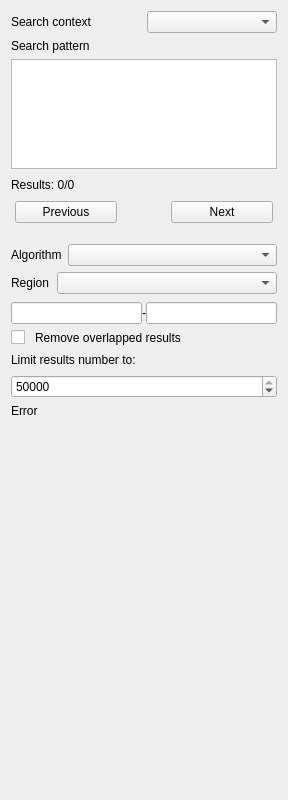
violethaze74/ugene, file src/corelibs/U2View/src/ov_msa/find_pattern/FindPatternMsaForm.ui: the form before one commit.
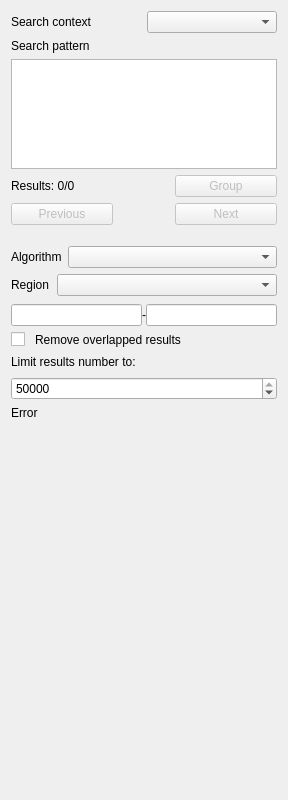
The form after the commit.

Commit message: UGENE-6808. Grouping msa editor search results

Diff of the .ui file:
```diff
--- a/src/corelibs/U2View/src/ov_msa/find_pattern/FindPatternMsaForm.ui
+++ b/src/corelibs/U2View/src/ov_msa/find_pattern/FindPatternMsaForm.ui
@@ -116,18 +116,37 @@
        </property>
       </spacer>
      </item>
+     <item>
+      <widget class="QPushButton" name="groupResultsButton">
+       <property name="enabled">
+        <bool>false</bool>
+       </property>
+       <property name="minimumSize">
+        <size>
+         <width>102</width>
+         <height>0</height>
+        </size>
+       </property>
+       <property name="toolTip">
+        <string>Group result sequences in the alignment</string>
+       </property>
+       <property name="text">
+        <string>Group</string>
+       </property>
+      </widget>
+     </item>
     </layout>
    </item>
    <item>
     <layout class="QVBoxLayout" name="subgroupsLayout"/>
    </item>
    <item>
-    <layout class="QHBoxLayout" name="horizontalLayout_3">
-     <property name="spacing">
-      <number>0</number>
-     </property>
+    <layout class="QHBoxLayout" name="prevNextButtonsLayout">
      <item>
       <widget class="QPushButton" name="prevPushButton">
+       <property name="enabled">
+        <bool>false</bool>
+       </property>
        <property name="sizePolicy">
         <sizepolicy hsizetype="Fixed" vsizetype="Fixed">
          <horstretch>0</horstretch>
@@ -164,7 +183,7 @@
        </property>
        <property name="sizeHint" stdset="0">
         <size>
-         <width>50</width>
+         <width>1000</width>
          <height>20</height>
         </size>
        </property>
@@ -172,6 +191,9 @@
      </item>
      <item>
       <widget class="QPushButton" name="nextPushButton">
+       <property name="enabled">
+        <bool>false</bool>
+       </property>
        <property name="sizePolicy">
         <sizepolicy hsizetype="Fixed" vsizetype="Fixed">
          <horstretch>0</horstretch>
```
Left out of the diff: 8 changed lines with no effect on the pictures. The commit also changes 12 other files.
